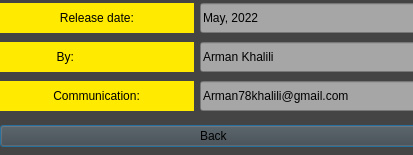
Qt form Sudoku/aboutusdialog.ui (armankhl/UIAP4002-Sudoku-Game) before a commit.
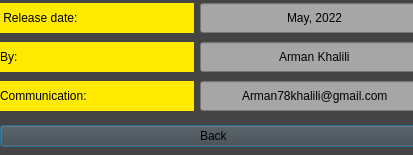
The same form after that commit.

What changed in the file:
```diff
--- a/Sudoku/aboutusdialog.ui
+++ b/Sudoku/aboutusdialog.ui
@@ -39,7 +39,10 @@
 background-color:  rgb(255, 234, 0)</string>
         </property>
         <property name="text">
-         <string>                  Release date:</string>
+         <string> Release date:</string>
+        </property>
+        <property name="alignment">
+         <set>Qt::AlignLeading|Qt::AlignLeft|Qt::AlignVCenter</set>
         </property>
        </widget>
       </item>
@@ -80,6 +83,9 @@
         <property name="text">
          <string>May, 2022</string>
         </property>
+        <property name="alignment">
+         <set>Qt::AlignCenter</set>
+        </property>
        </widget>
       </item>
      </layout>
@@ -96,7 +102,10 @@
 background-color:  rgb(255, 234, 0)</string>
         </property>
         <property name="text">
-         <string>                 By:</string>
+         <string>By:</string>
+        </property>
+        <property name="alignment">
+         <set>Qt::AlignLeading|Qt::AlignLeft|Qt::AlignVCenter</set>
         </property>
        </widget>
       </item>
@@ -125,6 +134,9 @@
         <property name="text">
          <string>Arman Khalili</string>
         </property>
+        <property name="alignment">
+         <set>Qt::AlignCenter</set>
+        </property>
        </widget>
       </item>
      </layout>
@@ -138,7 +150,10 @@
 background-color:  rgb(255, 234, 0)</string>
         </property>
         <property name="text">
-         <string>                Communication:</string>
+         <string>Communication:</string>
+        </property>
+        <property name="alignment">
+         <set>Qt::AlignLeading|Qt::AlignLeft|Qt::AlignVCenter</set>
         </property>
        </widget>
       </item>
@@ -167,6 +182,9 @@
         <property name="text">
          <string>Arman78khalili@gmail.com</string>
         </property>
+        <property name="alignment">
+         <set>Qt::AlignCenter</set>
+        </property>
        </widget>
       </item>
      </layout>
```
